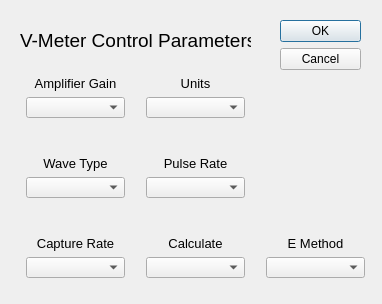
This is control_dialog.ui in ndtmike/Veelinx as Qt 5 draws it before an edit. The edited form follows.
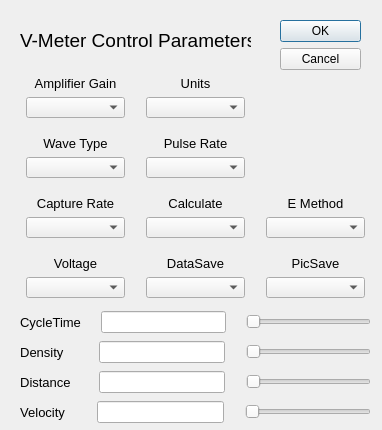
This is the edited form.

```diff
--- a/control_dialog.ui
+++ b/control_dialog.ui
@@ -7,7 +7,7 @@
     <x>0</x>
     <y>0</y>
     <width>382</width>
-    <height>304</height>
+    <height>430</height>
    </rect>
   </property>
   <property name="windowTitle">
@@ -33,7 +33,7 @@
    <property name="geometry">
     <rect>
      <x>20</x>
-     <y>150</y>
+     <y>130</y>
      <width>111</width>
      <height>54</height>
     </rect>
@@ -81,7 +81,7 @@
    <property name="geometry">
     <rect>
      <x>20</x>
-     <y>230</y>
+     <y>190</y>
      <width>111</width>
      <height>54</height>
     </rect>
@@ -177,7 +177,7 @@
    <property name="geometry">
     <rect>
      <x>140</x>
-     <y>150</y>
+     <y>130</y>
      <width>111</width>
      <height>54</height>
     </rect>
@@ -225,7 +225,7 @@
    <property name="geometry">
     <rect>
      <x>140</x>
-     <y>230</y>
+     <y>190</y>
      <width>111</width>
      <height>54</height>
     </rect>
@@ -273,7 +273,7 @@
    <property name="geometry">
     <rect>
      <x>260</x>
-     <y>230</y>
+     <y>190</y>
      <width>111</width>
      <height>54</height>
     </rect>
@@ -335,7 +335,7 @@
     <string>V-Meter Control Parameters</string>
    </property>
   </widget>
-  <widget class="QWidget" name="">
+  <widget class="QWidget" name="layoutWidget">
    <property name="geometry">
     <rect>
      <x>20</x>
@@ -383,6 +383,311 @@
     </item>
    </layout>
   </widget>
+  <widget class="QWidget" name="layoutWidget_7">
+   <property name="geometry">
+    <rect>
+     <x>20</x>
+     <y>250</y>
+     <width>111</width>
+     <height>54</height>
+    </rect>
+   </property>
+   <layout class="QFormLayout" name="formVoltage">
+    <property name="labelAlignment">
+     <set>Qt::AlignCenter</set>
+    </property>
+    <property name="formAlignment">
+     <set>Qt::AlignJustify|Qt::AlignVCenter</set>
+    </property>
+    <property name="leftMargin">
+     <number>6</number>
+    </property>
+    <property name="topMargin">
+     <number>6</number>
+    </property>
+    <property name="rightMargin">
+     <number>6</number>
+    </property>
+    <property name="bottomMargin">
+     <number>6</number>
+    </property>
+    <item row="1" column="0" colspan="2">
+     <widget class="QComboBox" name="comboBoxVoltage"/>
+    </item>
+    <item row="0" column="0" colspan="2">
+     <widget class="QLabel" name="lblVoltage">
+      <property name="font">
+       <font>
+        <pointsize>10</pointsize>
+       </font>
+      </property>
+      <property name="text">
+       <string>Voltage</string>
+      </property>
+      <property name="alignment">
+       <set>Qt::AlignCenter</set>
+      </property>
+     </widget>
+    </item>
+   </layout>
+  </widget>
+  <widget class="QWidget" name="layoutWidget_8">
+   <property name="geometry">
+    <rect>
+     <x>140</x>
+     <y>250</y>
+     <width>111</width>
+     <height>54</height>
+    </rect>
+   </property>
+   <layout class="QFormLayout" name="formLayoutDataSave">
+    <property name="labelAlignment">
+     <set>Qt::AlignCenter</set>
+    </property>
+    <property name="formAlignment">
+     <set>Qt::AlignJustify|Qt::AlignVCenter</set>
+    </property>
+    <property name="leftMargin">
+     <number>6</number>
+    </property>
+    <property name="topMargin">
+     <number>6</number>
+    </property>
+    <property name="rightMargin">
+     <number>6</number>
+    </property>
+    <property name="bottomMargin">
+     <number>6</number>
+    </property>
+    <item row="1" column="0" colspan="2">
+     <widget class="QComboBox" name="comboBoxDataSave"/>
+    </item>
+    <item row="0" column="0" colspan="2">
+     <widget class="QLabel" name="lblDataSave">
+      <property name="font">
+       <font>
+        <pointsize>10</pointsize>
+       </font>
+      </property>
+      <property name="text">
+       <string>DataSave</string>
+      </property>
+      <property name="alignment">
+       <set>Qt::AlignCenter</set>
+      </property>
+     </widget>
+    </item>
+   </layout>
+  </widget>
+  <widget class="QWidget" name="layoutWidget_9">
+   <property name="geometry">
+    <rect>
+     <x>260</x>
+     <y>250</y>
+     <width>111</width>
+     <height>54</height>
+    </rect>
+   </property>
+   <layout class="QFormLayout" name="formLayoutPicSave">
+    <property name="labelAlignment">
+     <set>Qt::AlignCenter</set>
+    </property>
+    <property name="formAlignment">
+     <set>Qt::AlignJustify|Qt::AlignVCenter</set>
+    </property>
+    <property name="leftMargin">
+     <number>6</number>
+    </property>
+    <property name="topMargin">
+     <number>6</number>
+    </property>
+    <property name="rightMargin">
+     <number>6</number>
+    </property>
+    <property name="bottomMargin">
+     <number>6</number>
+    </property>
+    <item row="1" column="0" colspan="2">
+     <widget class="QComboBox" name="comboBoxPicSave"/>
+    </item>
+    <item row="0" column="0" colspan="2">
+     <widget class="QLabel" name="lblPicSave">
+      <property name="font">
+       <font>
+        <pointsize>10</pointsize>
+       </font>
+      </property>
+      <property name="text">
+       <string>PicSave</string>
+      </property>
+      <property name="alignment">
+       <set>Qt::AlignCenter</set>
+      </property>
+     </widget>
+    </item>
+   </layout>
+  </widget>
+  <widget class="QWidget" name="layoutWidget_10">
+   <property name="geometry">
+    <rect>
+     <x>20</x>
+     <y>340</y>
+     <width>351</width>
+     <height>24</height>
+    </rect>
+   </property>
+   <layout class="QHBoxLayout" name="forLayoutDensity">
+    <property name="spacing">
+     <number>21</number>
+    </property>
+    <item>
+     <widget class="QLabel" name="lblDensity">
+      <property name="font">
+       <font>
+        <pointsize>10</pointsize>
+       </font>
+      </property>
+      <property name="text">
+       <string>Density    </string>
+      </property>
+      <property name="alignment">
+       <set>Qt::AlignCenter</set>
+      </property>
+     </widget>
+    </item>
+    <item>
+     <widget class="QLineEdit" name="lineEditCycleTime_2"/>
+    </item>
+    <item>
+     <widget class="QSlider" name="horizontalSliderDensity">
+      <property name="orientation">
+       <enum>Qt::Horizontal</enum>
+      </property>
+     </widget>
+    </item>
+   </layout>
+  </widget>
+  <widget class="QWidget" name="layoutWidget_11">
+   <property name="geometry">
+    <rect>
+     <x>20</x>
+     <y>370</y>
+     <width>351</width>
+     <height>24</height>
+    </rect>
+   </property>
+   <layout class="QHBoxLayout" name="forLayoutDistance">
+    <property name="spacing">
+     <number>21</number>
+    </property>
+    <item>
+     <widget class="QLabel" name="lblDistance">
+      <property name="font">
+       <font>
+        <pointsize>10</pointsize>
+       </font>
+      </property>
+      <property name="text">
+       <string>Distance  </string>
+      </property>
+      <property name="alignment">
+       <set>Qt::AlignCenter</set>
+      </property>
+     </widget>
+    </item>
+    <item>
+     <widget class="QLineEdit" name="lineEditCycleTime_3"/>
+    </item>
+    <item>
+     <widget class="QSlider" name="horizontalSliderDistance">
+      <property name="orientation">
+       <enum>Qt::Horizontal</enum>
+      </property>
+     </widget>
+    </item>
+   </layout>
+  </widget>
+  <widget class="QWidget" name="layoutWidget_12">
+   <property name="geometry">
+    <rect>
+     <x>20</x>
+     <y>400</y>
+     <width>351</width>
+     <height>24</height>
+    </rect>
+   </property>
+   <layout class="QHBoxLayout" name="forLayoutVelocity">
+    <property name="spacing">
+     <number>21</number>
+    </property>
+    <item>
+     <widget class="QLabel" name="lblVelocity">
+      <property name="font">
+       <font>
+        <pointsize>10</pointsize>
+       </font>
+      </property>
+      <property name="text">
+       <string>Velocity   </string>
+      </property>
+      <property name="alignment">
+       <set>Qt::AlignCenter</set>
+      </property>
+     </widget>
+    </item>
+    <item>
+     <widget class="QLineEdit" name="lineEditVelocity"/>
+    </item>
+    <item>
+     <widget class="QSlider" name="horizontalSliderVelocity">
+      <property name="orientation">
+       <enum>Qt::Horizontal</enum>
+      </property>
+     </widget>
+    </item>
+   </layout>
+  </widget>
+  <widget class="QWidget" name="">
+   <property name="geometry">
+    <rect>
+     <x>20</x>
+     <y>310</y>
+     <width>351</width>
+     <height>24</height>
+    </rect>
+   </property>
+   <layout class="QHBoxLayout" name="forLayoutCycleTime">
+    <property name="spacing">
+     <number>20</number>
+    </property>
+    <item>
+     <widget class="QLabel" name="lblCycleTime">
+      <property name="font">
+       <font>
+        <pointsize>10</pointsize>
+       </font>
+      </property>
+      <property name="text">
+       <string>CycleTime</string>
+      </property>
+      <property name="alignment">
+       <set>Qt::AlignCenter</set>
+      </property>
+     </widget>
+    </item>
+    <item>
+     <widget class="QLineEdit" name="lineEditCycleTime"/>
+    </item>
+    <item>
+     <widget class="QSlider" name="horizontalSliderCycleTime">
+      <property name="orientation">
+       <enum>Qt::Horizontal</enum>
+      </property>
+     </widget>
+    </item>
+   </layout>
+  </widget>
+  <zorder>layoutWidget</zorder>
   <zorder>buttonBox</zorder>
   <zorder>comboBoxAmpGain</zorder>
   <zorder>lblAmpGain</zorder>
```
Left out of the diff: 15 changed lines with no effect on the pictures.
